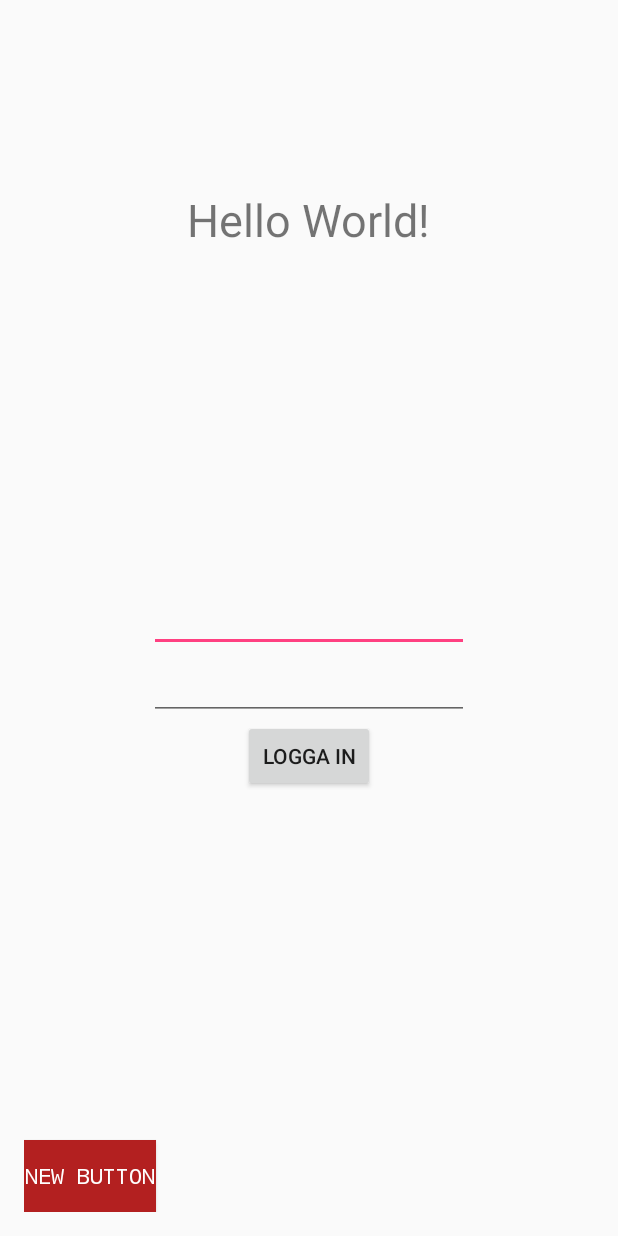
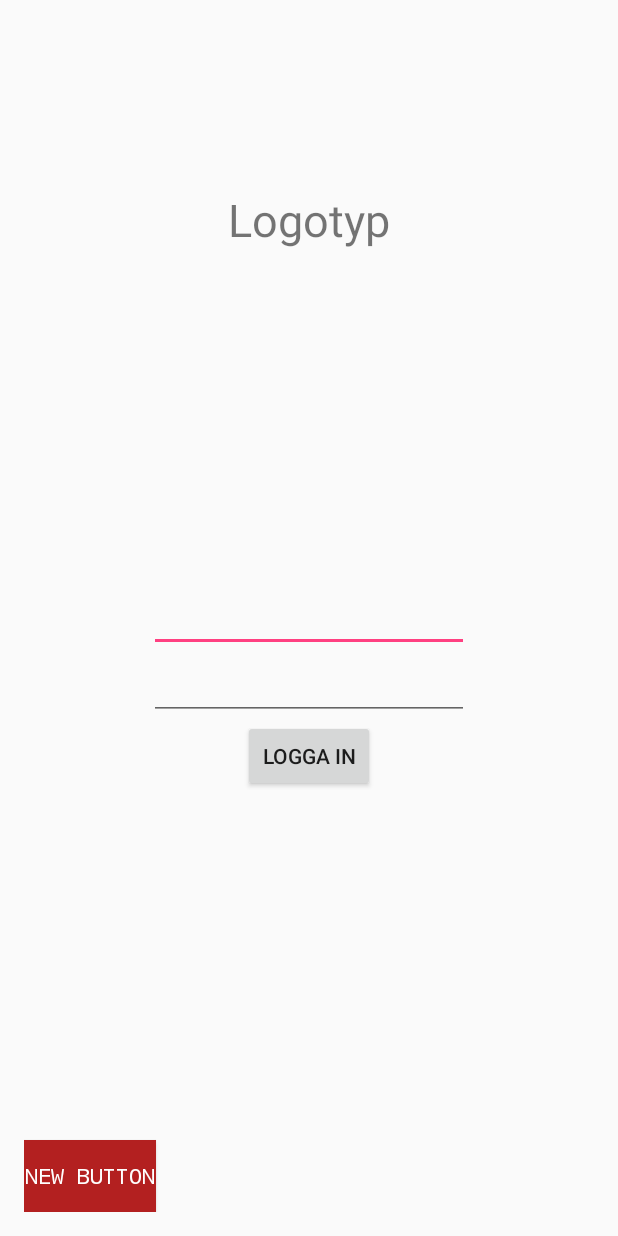
Before and after one commit to Maaangeb/Skola, an Android app: the screen it shows after launch (MainActivity), on a phone screen of 412 x 824 dp. Run offline under Robolectric (Android 15) with nearby library versions, the phone set to English and light mode, and no system bars.

Commit message:
test från a studio

```diff
--- a/MyApplication/app/src/main/res/layout/activity_main.xml
+++ b/MyApplication/app/src/main/res/layout/activity_main.xml
@@ -6,7 +6,7 @@
     android:paddingTop="@dimen/activity_vertical_margin"
     android:paddingBottom="@dimen/activity_vertical_margin" tools:context=".MainActivity">
 
-    <TextView android:text="Hello World!" android:layout_width="wrap_content"
+    <TextView android:text="@string/logga" android:layout_width="wrap_content"
         android:layout_height="wrap_content"
         android:layout_alignParentTop="true"
         android:layout_centerHorizontal="true"
--- a/MyApplication/app/src/main/res/values/strings.xml
+++ b/MyApplication/app/src/main/res/values/strings.xml
@@ -1,4 +1,5 @@
 <resources>
     <string name="app_name">My Application</string>
     <string name="loggaIn">Logga In</string>
+    <string name="logga">Logotyp</string>
 </resources>
```
